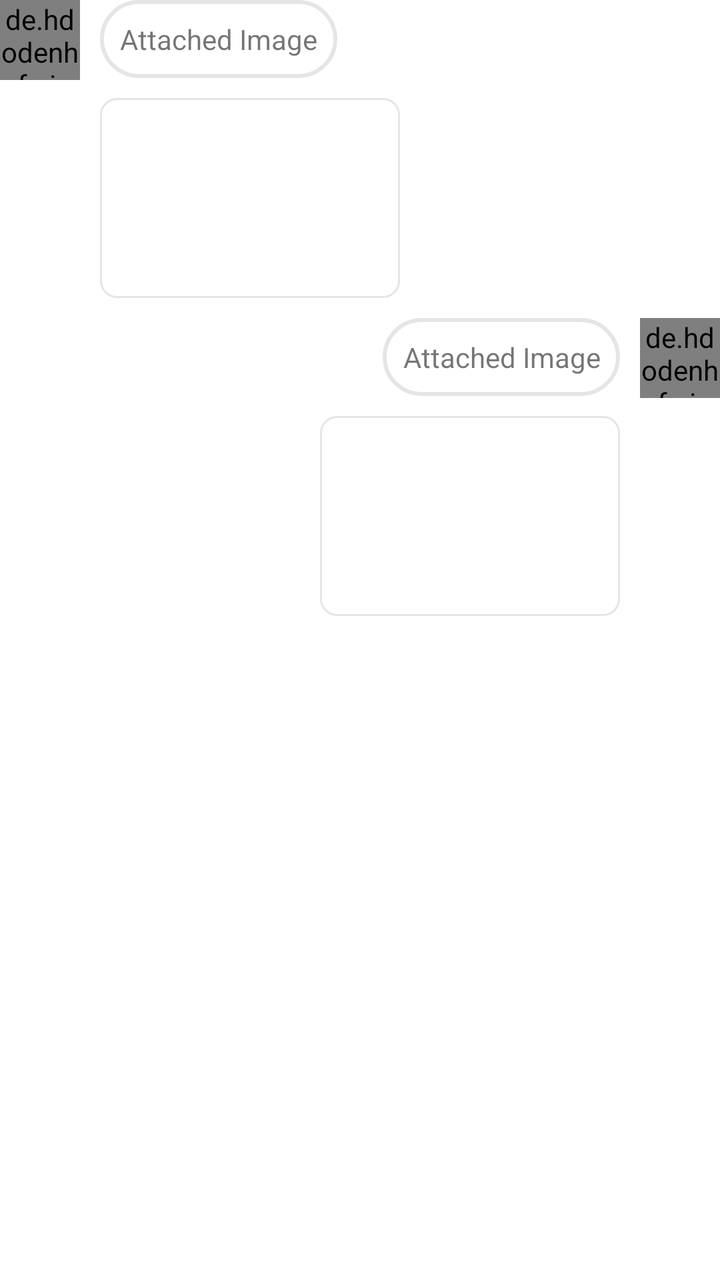
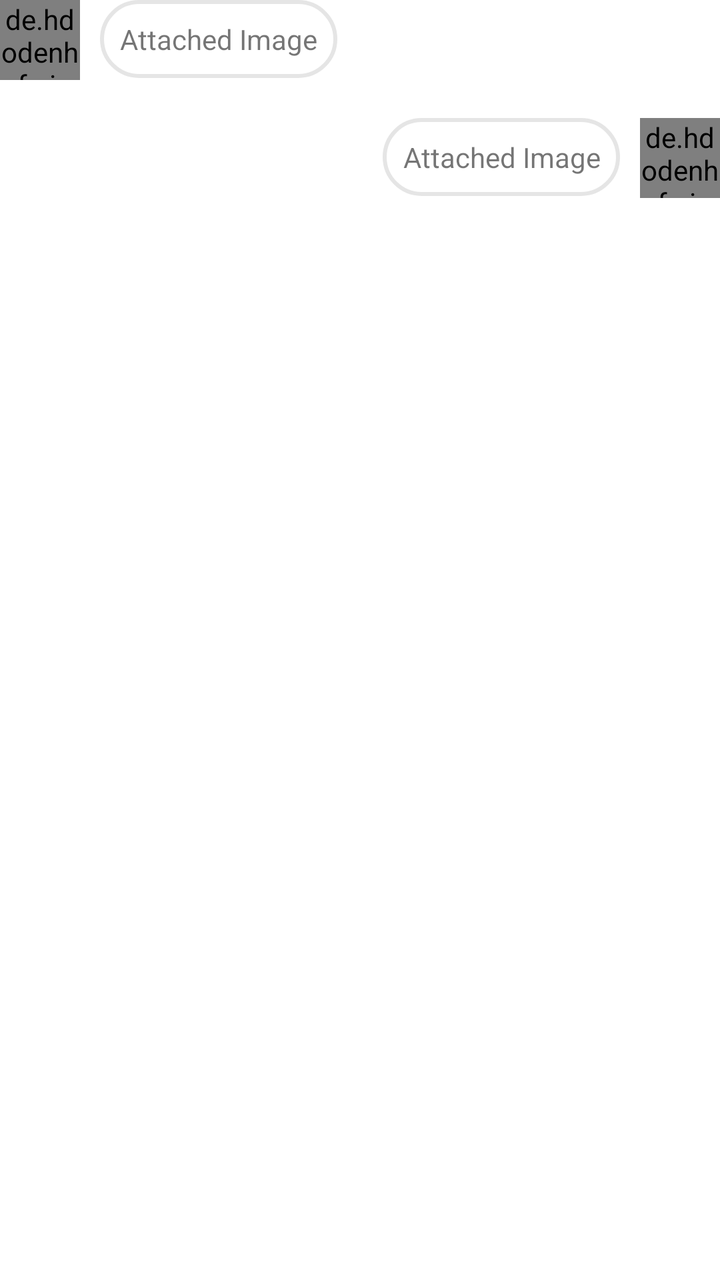

An Android layout rendered at two revisions. The XML below is the earlier revision; the diff shows what the commit changed to produce the second picture.
<!-- AndroidManifest.xml: application theme AppTheme -->
<!-- res/layout/item_message.xml -->
<?xml version="1.0" encoding="utf-8"?>
<LinearLayout xmlns:android="http://schemas.android.com/apk/res/android"
    xmlns:app="http://schemas.android.com/apk/res-auto"
    xmlns:tools="http://schemas.android.com/tools"
    android:orientation="vertical"
    android:layout_marginBottom="5dp"
    android:layout_width="match_parent"
    android:layout_height="wrap_content">

    <RelativeLayout
        android:id="@+id/other_chat_layout"
        android:layout_marginBottom="10dp"
        android:layout_width="match_parent"
        android:layout_height="wrap_content"
        tools:ignore="UselessParent">
        <de.hdodenhof.circleimageview.CircleImageView
            android:id="@+id/other_chat_image"
            android:layout_width="40dp"
            android:layout_height="40dp"
            android:layout_marginEnd="10dp"
            android:src="@drawable/ic_baseline_person_24"
            app:civ_border_width="2dp"
            app:civ_border_color="@color/colorWhite"
            tools:ignore="VectorDrawableCompat" />
        <LinearLayout
            android:orientation="vertical"
            android:layout_toEndOf="@+id/other_chat_image"
            android:layout_width="match_parent"
            android:layout_height="wrap_content"
            tools:ignore="UseCompoundDrawables">
            <TextView
                android:id="@+id/other_chat_text"
                android:layout_marginBottom="10dp"
                android:text="Attached Image"
                android:background="@drawable/shape_radius_100_pad_10_stroke_grey_bg_white"
                android:layout_width="wrap_content"
                android:layout_height="wrap_content"/>
            <ImageView
                android:id="@+id/other_chat_attachment"
                android:background="@drawable/shape_radius_8_pad_10_stroke_grey_solid_white"
                android:layout_width="150dp"
                android:layout_height="100dp" />
        </LinearLayout>
    </RelativeLayout>

    <RelativeLayout
        android:id="@+id/my_chat_layout"
        android:layout_marginBottom="10dp"
        android:layout_width="match_parent"
        android:layout_height="wrap_content"
        tools:ignore="UselessParent">
        <de.hdodenhof.circleimageview.CircleImageView
            android:id="@+id/my_chat_image"
            android:layout_alignParentEnd="true"
            android:layout_width="40dp"
            android:layout_height="40dp"
            android:layout_marginStart="10dp"
            android:src="@drawable/ic_baseline_person_24"
            app:civ_border_width="2dp"
            app:civ_border_color="@color/colorWhite"
            tools:ignore="VectorDrawableCompat" />
        <LinearLayout
            android:orientation="vertical"
            android:layout_toStartOf="@+id/my_chat_image"
            android:layout_width="wrap_content"
            android:layout_height="wrap_content"
            tools:ignore="UseCompoundDrawables">
            <TextView
                android:id="@+id/my_chat_text"
                android:layout_marginBottom="10dp"
                android:textAlignment="textEnd"
                android:layout_gravity="end"
                android:text="Attached Image"
                android:background="@drawable/shape_radius_100_pad_10_stroke_grey_bg_white"
                android:layout_width="wrap_content"
                android:layout_height="wrap_content"/>
            <ImageView
                android:id="@+id/my_chat_attachment"
                android:layout_gravity="end"
                android:background="@drawable/shape_radius_8_pad_10_stroke_grey_solid_white"
                android:layout_width="150dp"
                android:layout_height="100dp" />
        </LinearLayout>
    </RelativeLayout>
</LinearLayout>
<!-- resources referenced by this layout -->
<resources>
  <color name="colorWhite">#FFFFFF</color>
  <!-- drawable ic_baseline_person_24 (drawable) -->
  <vector xmlns:android="http://schemas.android.com/apk/res/android"
      android:width="24dp"
      android:height="24dp"
      android:viewportWidth="24"
      android:viewportHeight="24"
      android:tint="?attr/colorControlNormal">
    <path
        android:fillColor="@android:color/white"
        android:pathData="M12,12c2.21,0 4,-1.79 4,-4s-1.79,-4 -4,-4 -4,1.79 -4,4 1.79,4 4,4zM12,14c-2.67,0 -8,1.34 -8,4v2h16v-2c0,-2.66 -5.33,-4 -8,-4z"/>
  </vector>
  <!-- drawable shape_radius_100_pad_10_stroke_grey_bg_white (drawable) -->
  <?xml version="1.0" encoding="utf-8"?>
  <shape xmlns:android="http://schemas.android.com/apk/res/android">
      
      <solid android:color="@color/colorWhite" />
      <stroke android:width="2dp" android:color="#e5e5e5" />
      <padding android:left="10dp" android:top="10dp" android:right="10dp" android:bottom="10dp"/>
      <corners android:radius="100dp"/>
  </shape>
  <!-- drawable shape_radius_8_pad_10_stroke_grey_solid_white (drawable) -->
  <?xml version="1.0" encoding="utf-8"?>
  <shape xmlns:android="http://schemas.android.com/apk/res/android" android:shape="rectangle">
      <corners android:radius="8dp"/>
      <solid android:color="#FFFFFF"/>
      <stroke android:width="1dp" android:color="#e5e5e5"/>
      <padding android:bottom="10dp" android:left="10dp" android:right="10dp" android:top="10dp"/>
  </shape>
  <style name="AppTheme" parent="Theme.MaterialComponents.DayNight.NoActionBar">
          
          
          <item name="colorPrimary">@color/colorPrimary</item>
          <item name="colorPrimaryDark">@color/colorPrimaryDark</item>
          <item name="colorAccent">@color/colorAccent</item>
      </style>
  <color name="colorPrimary">#B01030</color>
  <color name="colorPrimaryDark">#530918</color>
  <color name="colorAccent">#450D18</color>
</resources>

<!-- the commit's change to res/layout/item_message.xml (unified diff, before → after) -->
@@ -8,13 +8,13 @@
     android:layout_height="wrap_content">
 
     <RelativeLayout
-        android:id="@+id/other_chat_layout"
+        android:id="@+id/item_receiver_layout"
         android:layout_marginBottom="10dp"
         android:layout_width="match_parent"
         android:layout_height="wrap_content"
         tools:ignore="UselessParent">
         <de.hdodenhof.circleimageview.CircleImageView
-            android:id="@+id/other_chat_image"
+            android:id="@+id/item_receiver_image"
             android:layout_width="40dp"
             android:layout_height="40dp"
             android:layout_marginEnd="10dp"
@@ -24,33 +24,35 @@
             tools:ignore="VectorDrawableCompat" />
         <LinearLayout
             android:orientation="vertical"
-            android:layout_toEndOf="@+id/other_chat_image"
+            android:layout_toEndOf="@+id/item_receiver_image"
             android:layout_width="match_parent"
             android:layout_height="wrap_content"
             tools:ignore="UseCompoundDrawables">
             <TextView
-                android:id="@+id/other_chat_text"
+                android:id="@+id/item_receiver_text"
                 android:layout_marginBottom="10dp"
                 android:text="Attached Image"
                 android:background="@drawable/shape_radius_100_pad_10_stroke_grey_bg_white"
                 android:layout_width="wrap_content"
                 android:layout_height="wrap_content"/>
-            <ImageView
-                android:id="@+id/other_chat_attachment"
-                android:background="@drawable/shape_radius_8_pad_10_stroke_grey_solid_white"
-                android:layout_width="150dp"
-                android:layout_height="100dp" />
+            <androidx.recyclerview.widget.RecyclerView
+                android:id="@+id/item_receiver_recycler_view"
+                tools:listitem="@layout/item_attach_photo"
+                app:layoutManager="androidx.recyclerview.widget.StaggeredGridLayoutManager"
+                app:spanCount="4"
+                android:layout_width="wrap_content"
+                android:layout_height="wrap_content" />
         </LinearLayout>
     </RelativeLayout>
 
     <RelativeLayout
-        android:id="@+id/my_chat_layout"
+        android:id="@+id/item_sender_layout"
         android:layout_marginBottom="10dp"
         android:layout_width="match_parent"
         android:layout_height="wrap_content"
         tools:ignore="UselessParent">
         <de.hdodenhof.circleimageview.CircleImageView
-            android:id="@+id/my_chat_image"
+            android:id="@+id/item_sender_image"
             android:layout_alignParentEnd="true"
             android:layout_width="40dp"
             android:layout_height="40dp"
@@ -61,12 +63,12 @@
             tools:ignore="VectorDrawableCompat" />
         <LinearLayout
             android:orientation="vertical"
-            android:layout_toStartOf="@+id/my_chat_image"
+            android:layout_toStartOf="@+id/item_sender_image"
             android:layout_width="wrap_content"
             android:layout_height="wrap_content"
             tools:ignore="UseCompoundDrawables">
             <TextView
-                android:id="@+id/my_chat_text"
+                android:id="@+id/item_sender_text"
                 android:layout_marginBottom="10dp"
                 android:textAlignment="textEnd"
                 android:layout_gravity="end"
@@ -74,12 +76,30 @@
                 android:background="@drawable/shape_radius_100_pad_10_stroke_grey_bg_white"
                 android:layout_width="wrap_content"
                 android:layout_height="wrap_content"/>
-            <ImageView
-                android:id="@+id/my_chat_attachment"
-                android:layout_gravity="end"
-                android:background="@drawable/shape_radius_8_pad_10_stroke_grey_solid_white"
-                android:layout_width="150dp"
-                android:layout_height="100dp" />
+            <androidx.recyclerview.widget.RecyclerView
+                android:id="@+id/item_sender_recycler_view"
+                tools:listitem="@layout/item_attach_photo"
+                app:layoutManager="androidx.recyclerview.widget.StaggeredGridLayoutManager"
+                app:spanCount="4"
+                android:layout_width="wrap_content"
+                android:layout_height="wrap_content" />
         </LinearLayout>
     </RelativeLayout>
 </LinearLayout>
+<!-- res/layout/item_attach_photo.xml (included above) -->
+<?xml version="1.0" encoding="utf-8"?>
+<LinearLayout xmlns:android="http://schemas.android.com/apk/res/android" xmlns:app="http://schemas.android.com/apk/res-auto"
+    android:id="@+id/item_layout"
+    android:gravity="center"
+    android:orientation="vertical"
+    android:background="@drawable/shape_radius_8_pad_15_stroke_grey_solid_white"
+    android:layout_width="match_parent"
+    android:layout_height="90dp">
+
+    <ImageView
+        android:id="@+id/item_image"
+        android:src="@drawable/ic_add_photo"
+        android:layout_width="wrap_content"
+        android:layout_height="wrap_content"/>
+
+</LinearLayout>
<!-- resource entries referenced after the edit -->
@@ -1,6 +1,19 @@
 <!-- resources referenced by this layout -->
 <resources>
   <color name="colorWhite">#FFFFFF</color>
+  <!-- drawable ic_add_photo (drawable) -->
+  <vector xmlns:android="http://schemas.android.com/apk/res/android"
+      android:width="300dp"
+      android:height="300dp"
+      android:viewportWidth="300"
+      android:viewportHeight="300">
+    <path
+        android:fillColor="#B01030"
+        android:pathData="M164,199.8H91.5c-3.4,0 -6.7,-1.4 -9.1,-3.9c-2.5,-2.4 -3.8,-5.6 -3.9,-9.1v-77.7c0,-3.4 1.4,-6.7 3.9,-9.1c2.4,-2.5 5.6,-3.9 9.1,-3.9h20.7l11.7,-12.9h38.8l11.7,12.9h20.7c3.4,0 6.7,1.4 9.1,3.9c2.5,2.4 3.9,5.6 3.9,9.1v53.2c-3.2,-0.9 -6.5,-1.4 -9.8,-1.4c-19.1,0 -34.6,15.5 -34.6,34.6C163.7,196.9 163.8,198.3 164,199.8L164,199.8zM143.3,116.3c-9.2,0 -16.9,3.3 -22.7,9.7c-5,5.6 -9.7,12.1 -9.7,22c0,9 3.3,16.9 9.7,23.3c6.4,6.4 14.2,9.7 22.7,9.7c9.2,0 16.9,-3.3 22.7,-9.7c6.4,-7.1 9.7,-14.9 9.7,-22.7c0,-8.8 -3.5,-17.1 -9.7,-22.7C158.9,119.6 151.1,116.3 143.3,116.3L143.3,116.3zM189.9,107.2c-4.4,0 -7.9,3.6 -7.9,7.9c0,4.4 3.6,7.9 7.9,7.9c4.4,0 7.9,-3.6 7.9,-7.9C197.8,110.7 194.3,107.2 189.9,107.2L189.9,107.2zM143.3,168.7c-2.7,0 -5.4,-0.5 -7.9,-1.5c-2.4,-1 -4.6,-2.5 -6.4,-4.4c-1.9,-1.9 -3.4,-4.1 -4.4,-6.6c-1,-2.4 -1.5,-5 -1.5,-7.6c0,-2.6 0.5,-5.2 1.5,-7.6c1,-2.5 2.5,-4.7 4.4,-6.6c1.9,-1.9 4.1,-3.4 6.6,-4.4c2.4,-1 5,-1.5 7.6,-1.5c2.7,0 5.4,0.5 7.9,1.5c2.4,1 4.6,2.5 6.4,4.4c1.9,1.9 3.4,4.1 4.4,6.6c1,2.4 1.5,5 1.5,7.6c0,2.6 -0.5,5.2 -1.5,7.6c-1,2.5 -2.5,4.7 -4.4,6.6c-1.9,1.9 -4.1,3.4 -6.6,4.4C148.5,168.2 145.9,168.7 143.3,168.7L143.3,168.7z"/>
+    <path
+        android:fillColor="#B01030"
+        android:pathData="M181.7,177.1c4.6,-4.6 10,-6.7 16.5,-6.7s11.8,2.3 16.5,6.7c4.6,4.4 6.7,10 6.7,16.5c0,6.5 -2.3,11.8 -6.7,16.5c-4.4,4.6 -10,6.7 -16.5,6.7s-11.8,-2.3 -16.5,-6.7c-4.6,-4.4 -6.7,-10 -6.7,-16.5S177.1,181.5 181.7,177.1zM185,206.5c3.7,3.7 8.1,5.6 13,5.6c4.9,0 9.6,-2 13,-5.6c3.5,-3.7 5.6,-8.1 5.6,-13c0,-4.9 -2,-9.6 -5.6,-13c-3.7,-3.5 -8.1,-5.6 -13,-5.6c-4.9,0 -9.6,2 -13,5.6c-3.5,3.7 -5.6,8.1 -5.6,13S181.3,202.8 185,206.5L185,206.5zM200.3,181.7v9.3h9.3v4.6h-9.3v9.3h-4.6v-9.3h-9.3V191h9.3v-9.3H200.3z"/>
+  </vector>
   <!-- drawable ic_baseline_person_24 (drawable) -->
   <vector xmlns:android="http://schemas.android.com/apk/res/android"
       android:width="24dp"
@@ -21,13 +34,13 @@
       <padding android:left="10dp" android:top="10dp" android:right="10dp" android:bottom="10dp"/>
       <corners android:radius="100dp"/>
   </shape>
-  <!-- drawable shape_radius_8_pad_10_stroke_grey_solid_white (drawable) -->
+  <!-- drawable shape_radius_8_pad_15_stroke_grey_solid_white (drawable) -->
   <?xml version="1.0" encoding="utf-8"?>
   <shape xmlns:android="http://schemas.android.com/apk/res/android" android:shape="rectangle">
       <corners android:radius="8dp"/>
       <solid android:color="#FFFFFF"/>
       <stroke android:width="1dp" android:color="#e5e5e5"/>
-      <padding android:bottom="10dp" android:left="10dp" android:right="10dp" android:top="10dp"/>
+      <padding android:bottom="15dp" android:left="15dp" android:right="15dp" android:top="15dp"/>
   </shape>
   <style name="AppTheme" parent="Theme.MaterialComponents.DayNight.NoActionBar">
           
